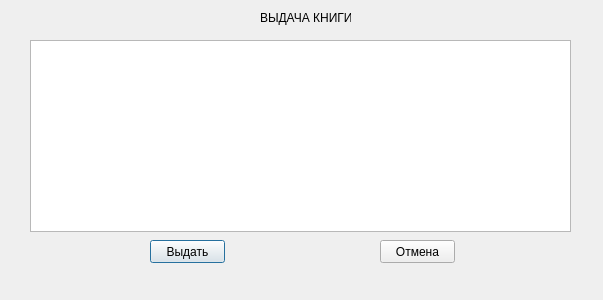
Before: the Qt Designer form issuing_books/issue_books.ui in vladislavvasyukov/library, drawn with Qt 5.
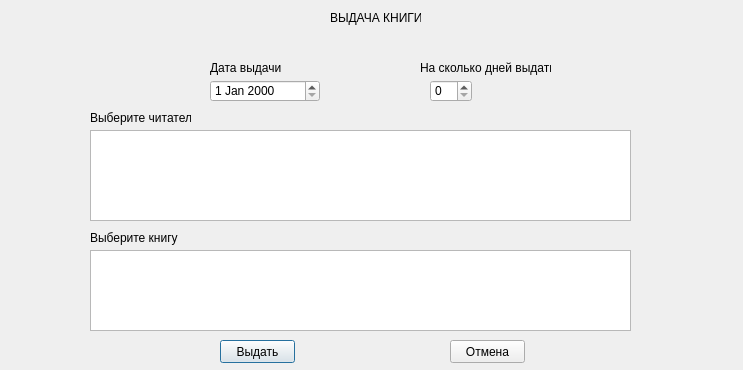
After: the same form once the commit is applied.

Commit message: add functional of issuing books

Diff of the .ui file:
```diff
--- a/issuing_books/issue_books.ui
+++ b/issuing_books/issue_books.ui
@@ -6,8 +6,8 @@
    <rect>
     <x>0</x>
     <y>0</y>
-    <width>603</width>
-    <height>300</height>
+    <width>743</width>
+    <height>370</height>
    </rect>
   </property>
   <property name="windowTitle">
@@ -16,31 +16,31 @@
   <widget class="QLabel" name="label">
    <property name="geometry">
     <rect>
-     <x>260</x>
+     <x>330</x>
      <y>10</y>
      <width>91</width>
      <height>16</height>
     </rect>
    </property>
    <property name="text">
-    <string>ВЫДАЧА КНИГИ</string>
+    <string>ВЫДАЧА КНИГИ 2</string>
    </property>
   </widget>
   <widget class="QTableView" name="tableView">
    <property name="geometry">
     <rect>
-     <x>30</x>
-     <y>40</y>
+     <x>90</x>
+     <y>250</y>
      <width>541</width>
-     <height>192</height>
+     <height>81</height>
     </rect>
    </property>
   </widget>
   <widget class="QPushButton" name="pushButton">
    <property name="geometry">
     <rect>
-     <x>150</x>
-     <y>240</y>
+     <x>220</x>
+     <y>340</y>
      <width>75</width>
      <height>23</height>
     </rect>
@@ -52,8 +52,8 @@
   <widget class="QPushButton" name="pushButton_2">
    <property name="geometry">
     <rect>
-     <x>380</x>
-     <y>240</y>
+     <x>450</x>
+     <y>340</y>
      <width>75</width>
      <height>23</height>
     </rect>
@@ -62,6 +62,88 @@
     <string>Отмена</string>
    </property>
   </widget>
+  <widget class="QTableView" name="tableReaders">
+   <property name="geometry">
+    <rect>
+     <x>90</x>
+     <y>130</y>
+     <width>541</width>
+     <height>91</height>
+    </rect>
+   </property>
+  </widget>
+  <widget class="QLabel" name="label_2">
+   <property name="geometry">
+    <rect>
+     <x>90</x>
+     <y>110</y>
+     <width>101</width>
+     <height>16</height>
+    </rect>
+   </property>
+   <property name="text">
+    <string>Выберите читателя</string>
+   </property>
+  </widget>
+  <widget class="QLabel" name="label_3">
+   <property name="geometry">
+    <rect>
+     <x>90</x>
+     <y>230</y>
+     <width>91</width>
+     <height>16</height>
+    </rect>
+   </property>
+   <property name="text">
+    <string>Выберите книгу</string>
+   </property>
+  </widget>
+  <widget class="QLabel" name="label_4">
+   <property name="geometry">
+    <rect>
+     <x>210</x>
+     <y>60</y>
+     <width>71</width>
+     <height>16</height>
+    </rect>
+   </property>
+   <property name="text">
+    <string>Дата выдачи</string>
+   </property>
+  </widget>
+  <widget class="QSpinBox" name="spinBox">
+   <property name="geometry">
+    <rect>
+     <x>430</x>
+     <y>80</y>
+     <width>42</width>
+     <height>22</height>
+    </rect>
+   </property>
+  </widget>
+  <widget class="QLabel" name="label_5">
+   <property name="geometry">
+    <rect>
+     <x>420</x>
+     <y>60</y>
+     <width>131</width>
+     <height>16</height>
+    </rect>
+   </property>
+   <property name="text">
+    <string>На сколько дней выдать</string>
+   </property>
+  </widget>
+  <widget class="QDateEdit" name="dateEdit">
+   <property name="geometry">
+    <rect>
+     <x>210</x>
+     <y>80</y>
+     <width>110</width>
+     <height>22</height>
+    </rect>
+   </property>
+  </widget>
  </widget>
  <resources/>
  <connections/>
```
Left out of the diff: 2 changed lines with no effect on the pictures. The commit also changes 2 other files.
